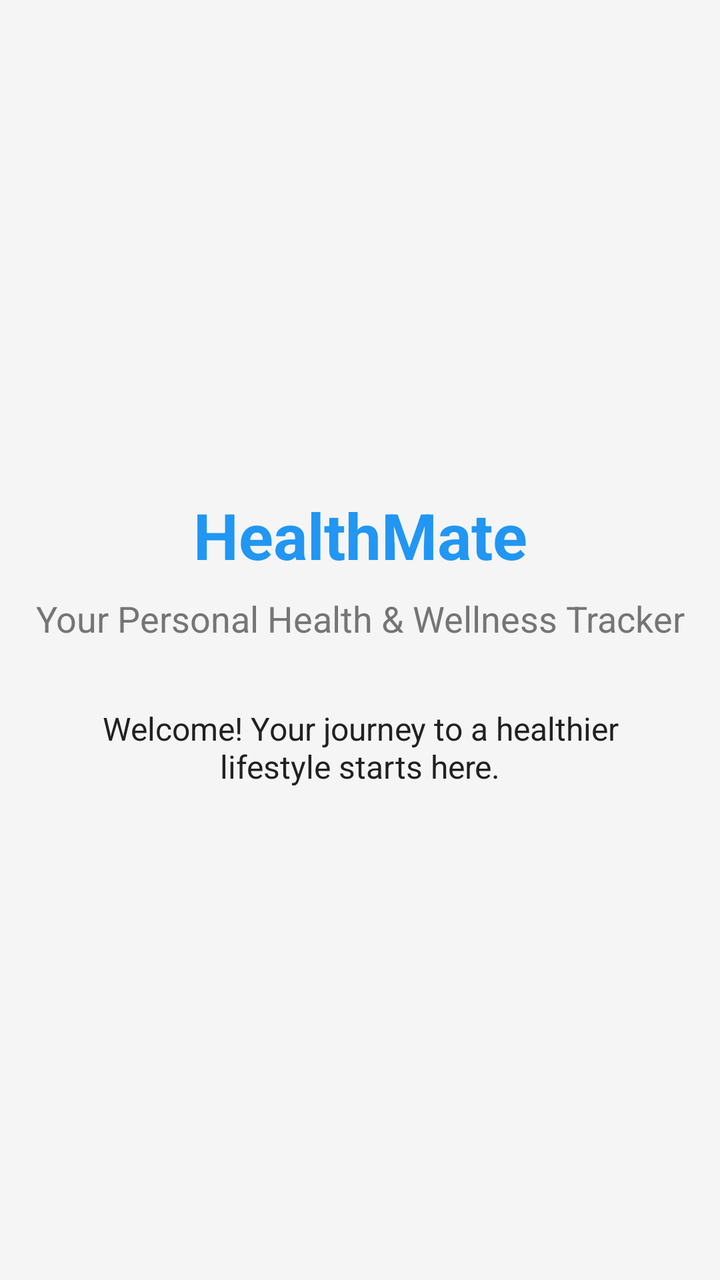
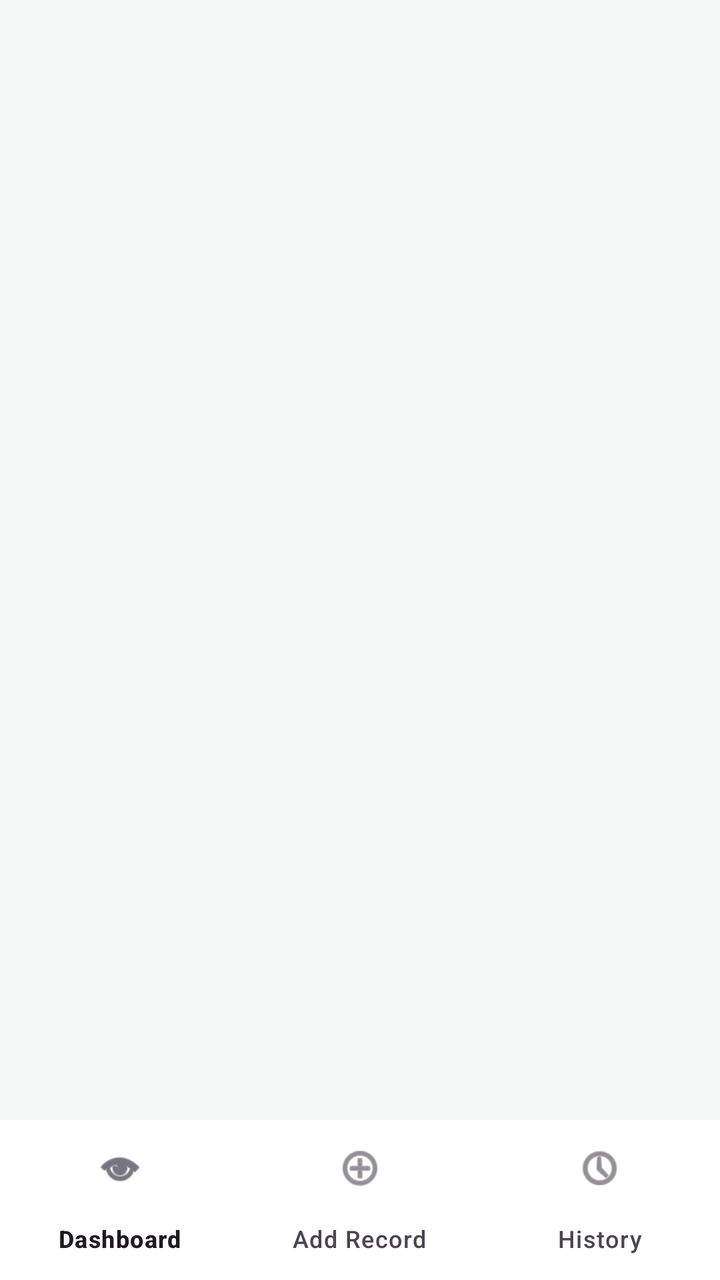

Before-and-after screenshots of an Android layout around one commit, followed by the original layout XML and the change that was made.
<!-- AndroidManifest.xml: application theme Theme.HealthMate -->
<!-- res/layout/activity_main.xml -->
<?xml version="1.0" encoding="utf-8"?>
<androidx.constraintlayout.widget.ConstraintLayout xmlns:android="http://schemas.android.com/apk/res/android"
    xmlns:app="http://schemas.android.com/apk/res-auto"
    xmlns:tools="http://schemas.android.com/tools"
    android:layout_width="match_parent"
    android:layout_height="match_parent"
    android:background="@color/healthmate_background"
    tools:context=".MainActivity">

    <TextView
        android:id="@+id/tvTitle"
        android:layout_width="wrap_content"
        android:layout_height="wrap_content"
        android:text="@string/welcome_title"
        android:textColor="@color/healthmate_blue"
        android:textSize="32sp"
        android:textStyle="bold"
        app:layout_constraintBottom_toTopOf="@+id/tvSubtitle"
        app:layout_constraintEnd_toEndOf="parent"
        app:layout_constraintStart_toStartOf="parent"
        app:layout_constraintTop_toTopOf="parent"
        app:layout_constraintVertical_chainStyle="packed" />

    <TextView
        android:id="@+id/tvSubtitle"
        android:layout_width="wrap_content"
        android:layout_height="wrap_content"
        android:layout_marginTop="8dp"
        android:text="@string/welcome_subtitle"
        android:textColor="@color/text_secondary"
        android:textSize="18sp"
        app:layout_constraintBottom_toTopOf="@+id/tvWelcomeMessage"
        app:layout_constraintEnd_toEndOf="parent"
        app:layout_constraintStart_toStartOf="parent"
        app:layout_constraintTop_toBottomOf="@+id/tvTitle" />

    <TextView
        android:id="@+id/tvWelcomeMessage"
        android:layout_width="0dp"
        android:layout_height="wrap_content"
        android:layout_marginStart="32dp"
        android:layout_marginTop="32dp"
        android:layout_marginEnd="32dp"
        android:text="@string/welcome_message"
        android:textAlignment="center"
        android:textColor="@color/text_primary"
        android:textSize="16sp"
        app:layout_constraintBottom_toBottomOf="parent"
        app:layout_constraintEnd_toEndOf="parent"
        app:layout_constraintStart_toStartOf="parent"
        app:layout_constraintTop_toBottomOf="@+id/tvSubtitle" />

</androidx.constraintlayout.widget.ConstraintLayout>
<!-- resources referenced by this layout -->
<resources>
  <color name="healthmate_background">#F5F5F5</color>
  <color name="healthmate_blue">#2196F3</color>
  <color name="text_primary">#212121</color>
  <color name="text_secondary">#757575</color>
  <string name="welcome_message">Welcome! Your journey to a healthier lifestyle starts here.</string>
  <string name="welcome_subtitle">Your Personal Health &amp; Wellness Tracker</string>
  <string name="welcome_title">HealthMate</string>
  <style name="Theme.HealthMate" parent="Theme.Material3.DayNight.NoActionBar">
          
          <item name="colorPrimary">@color/healthmate_blue</item>
          <item name="colorPrimaryVariant">@color/healthmate_blue</item>
          <item name="colorOnPrimary">@color/white</item>
          
          <item name="colorSecondary">@color/healthmate_green</item>
          <item name="colorSecondaryVariant">@color/healthmate_green</item>
          <item name="colorOnSecondary">@color/black</item>
          
          <item name="android:statusBarColor">?attr/colorPrimaryVariant</item>
      </style>
  <color name="white">#FFFFFFFF</color>
  <color name="healthmate_green">#4CAF50</color>
  <color name="black">#FF000000</color>
</resources>

<!-- the commit's change to res/layout/activity_main.xml (unified diff, before → after) -->
@@ -1,53 +1,24 @@
 <?xml version="1.0" encoding="utf-8"?>
-<androidx.constraintlayout.widget.ConstraintLayout xmlns:android="http://schemas.android.com/apk/res/android"
+<LinearLayout xmlns:android="http://schemas.android.com/apk/res/android"
     xmlns:app="http://schemas.android.com/apk/res-auto"
-    xmlns:tools="http://schemas.android.com/tools"
     android:layout_width="match_parent"
     android:layout_height="match_parent"
-    android:background="@color/healthmate_background"
-    tools:context=".MainActivity">
+    android:orientation="vertical"
+    android:background="@color/background_light">
 
-    <TextView
-        android:id="@+id/tvTitle"
-        android:layout_width="wrap_content"
+    
+    <androidx.fragment.app.FragmentContainerView
+        android:id="@+id/fragmentContainer"
+        android:layout_width="match_parent"
+        android:layout_height="0dp"
+        android:layout_weight="1" />
+
+    
+    <com.google.android.material.bottomnavigation.BottomNavigationView
+        android:id="@+id/bottomNavigation"
+        android:layout_width="match_parent"
         android:layout_height="wrap_content"
-        android:text="@string/welcome_title"
-        android:textColor="@color/healthmate_blue"
-        android:textSize="32sp"
-        android:textStyle="bold"
-        app:layout_constraintBottom_toTopOf="@+id/tvSubtitle"
-        app:layout_constraintEnd_toEndOf="parent"
-        app:layout_constraintStart_toStartOf="parent"
-        app:layout_constraintTop_toTopOf="parent"
-        app:layout_constraintVertical_chainStyle="packed" />
+        android:background="@color/card_white"
+        app:menu="@menu/bottom_nav_menu" />
 
-    <TextView
-        android:id="@+id/tvSubtitle"
-        android:layout_width="wrap_content"
-        android:layout_height="wrap_content"
-        android:layout_marginTop="8dp"
-        android:text="@string/welcome_subtitle"
-        android:textColor="@color/text_secondary"
-        android:textSize="18sp"
-        app:layout_constraintBottom_toTopOf="@+id/tvWelcomeMessage"
-        app:layout_constraintEnd_toEndOf="parent"
-        app:layout_constraintStart_toStartOf="parent"
-        app:layout_constraintTop_toBottomOf="@+id/tvTitle" />
-
-    <TextView
-        android:id="@+id/tvWelcomeMessage"
-        android:layout_width="0dp"
-        android:layout_height="wrap_content"
-        android:layout_marginStart="32dp"
-        android:layout_marginTop="32dp"
-        android:layout_marginEnd="32dp"
-        android:text="@string/welcome_message"
-        android:textAlignment="center"
-        android:textColor="@color/text_primary"
-        android:textSize="16sp"
-        app:layout_constraintBottom_toBottomOf="parent"
-        app:layout_constraintEnd_toEndOf="parent"
-        app:layout_constraintStart_toStartOf="parent"
-        app:layout_constraintTop_toBottomOf="@+id/tvSubtitle" />
-
-</androidx.constraintlayout.widget.ConstraintLayout>
+</LinearLayout>
<!-- resource entries referenced after the edit -->
@@ -1,26 +1,22 @@
 <!-- resources referenced by this layout -->
 <resources>
-  <color name="healthmate_background">#F5F5F5</color>
-  <color name="healthmate_blue">#2196F3</color>
-  <color name="text_primary">#212121</color>
-  <color name="text_secondary">#757575</color>
-  <string name="welcome_message">Welcome! Your journey to a healthier lifestyle starts here.</string>
-  <string name="welcome_subtitle">Your Personal Health &amp; Wellness Tracker</string>
-  <string name="welcome_title">HealthMate</string>
+  <color name="background_light">#F4F7F6</color>
+  <color name="card_white">#FFFFFF</color>
   <style name="Theme.HealthMate" parent="Theme.Material3.DayNight.NoActionBar">
           
-          <item name="colorPrimary">@color/healthmate_blue</item>
-          <item name="colorPrimaryVariant">@color/healthmate_blue</item>
-          <item name="colorOnPrimary">@color/white</item>
+          <item name="colorPrimary">@color/healthmate_primary</item>
+          <item name="colorPrimaryVariant">@color/healthmate_primary_dark</item>
+          <item name="colorOnPrimary">@color/text_white</item>
           
-          <item name="colorSecondary">@color/healthmate_green</item>
-          <item name="colorSecondaryVariant">@color/healthmate_green</item>
-          <item name="colorOnSecondary">@color/black</item>
+          <item name="colorSecondary">@color/healthmate_accent</item>
+          <item name="colorSecondaryVariant">@color/healthmate_accent</item>
+          <item name="colorOnSecondary">@color/text_white</item>
           
-          <item name="android:statusBarColor">?attr/colorPrimaryVariant</item>
+          <item name="android:statusBarColor">@color/healthmate_primary_dark</item>
       </style>
-  <color name="white">#FFFFFFFF</color>
-  <color name="healthmate_green">#4CAF50</color>
-  <color name="black">#FF000000</color>
+  <color name="healthmate_primary">#00897B</color>
+  <color name="healthmate_primary_dark">#00695C</color>
+  <color name="text_white">#FFFFFF</color>
+  <color name="healthmate_accent">#4CAF50</color>
 </resources>
 
